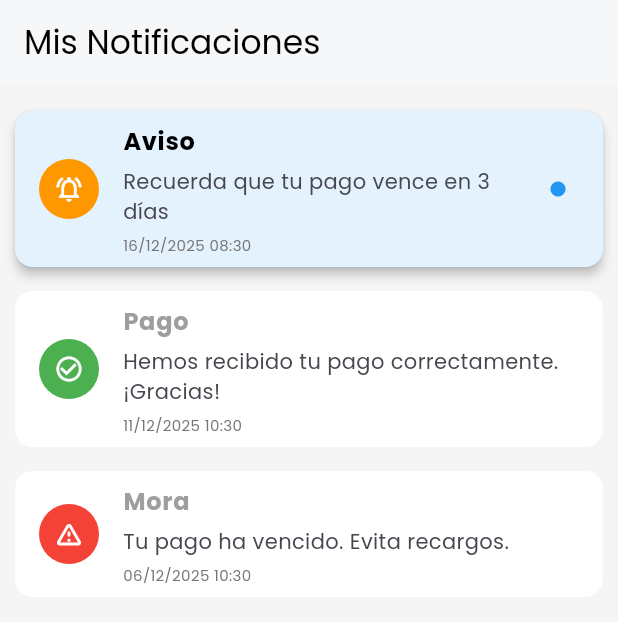
After one commit to luisknight24/AppUsoTic, a Flutter app: the NotificationsScreen screen opened by its route, on a phone screen of 412 x 824 dp. The commit adds this screen. Shown: the top 622 px of the screen. Run offline on Flutter 3.47's test engine with Material 3 defaults, Android fonts, the phone set to English and light mode, and no system bars; our stand-ins replace animate_do, firebase_core, firebase_storage, flutter_secure_storage, go_router, google_fonts and 2 more; accounts and stored records are empty; network calls fail.

Commit message:
agregada pantalla de notificaciones

```diff
--- a/lib/config/router/app_router.dart
+++ b/lib/config/router/app_router.dart
@@ -1,4 +1,5 @@
 import 'package:go_router/go_router.dart';
+import '../../presentation/screens/notifications_screen.dart';
 import '../../presentation/screens/screens.dart'; // Crearemos este archivo barril abajo
 import '../../presentation/screens/client_data_screen.dart';
 import '../../presentation/screens/store_data_screen.dart';
@@ -47,6 +48,10 @@ final appRouter = GoRouter(
       builder: (context, state) => const HomeScreen(),
     ),
     GoRoute(
+      path: '/notifications',
+      builder: (context, state) => const NotificationsScreen(),
+    ),
+    GoRoute(
       path: '/verify-otp',
       builder: (context, state) {
         // Recibimos el email que enviamos desde la pantalla anterior
--- a/lib/presentation/screens/home_screen.dart
+++ b/lib/presentation/screens/home_screen.dart
@@ -1,5 +1,6 @@
 import 'package:flutter/material.dart';
 import 'package:animate_do/animate_do.dart';
+import 'package:go_router/go_router.dart';
 import '../../models/credito_dto.dart';
 import '../../models/tienda_dto.dart';
 import '../../models/CreditoMostrarDTO.dart';
@@ -59,7 +60,7 @@ class _HomeScreenState extends State<HomeScreen> {
           IconButton(
             icon: const Icon(Icons.notifications_none),
             onPressed: () {
-              // Lógica de notificaciones futura
+              context.push('/notifications');
               ScaffoldMessenger.of(context).showSnackBar(
                 const SnackBar(content: Text('Sin notificaciones nuevas')),
               );
@@ -111,11 +112,6 @@ class _HomeScreenState extends State<HomeScreen> {
                 if (!snapshot.hasData) {
                   return const Text('No se encontraron datos del usuario');
                 }
-
-
-
-
-
 
                 String saludo = 'Hola, usuario';
                 if (snapshot.hasData) {
--- /dev/null
+++ b/lib/presentation/screens/notifications_screen.dart
@@ -0,0 +1,110 @@
+import 'package:flutter/material.dart';
+import 'package:intl/intl.dart';
+import '../../models/notificacion_dto.dart';
+
+class NotificationsScreen extends StatelessWidget {
+  const NotificationsScreen({super.key});
+
+  @override
+  Widget build(BuildContext context) {
+    // --- DATOS MOCK (Simulación del Backend) ---
+    // Cuando tengas el servicio, esto se reemplazará por un FutureBuilder
+    final List<NotificacionDTO> notificaciones = [
+      NotificacionDTO(
+          id: 1,
+          clienteId: 1,
+          tipo: "Aviso",
+          mensaje: "Recuerda que tu pago vence en 3 días",
+          fecha: DateTime.now().subtract(const Duration(hours: 2)),
+          leida: false
+      ),
+      NotificacionDTO(
+          id: 2,
+          clienteId: 1,
+          tipo: "Pago",
+          mensaje: "Hemos recibido tu pago correctamente. ¡Gracias!",
+          fecha: DateTime.now().subtract(const Duration(days: 5)),
+          leida: true
+      ),
+      NotificacionDTO(
+          id: 3,
+          clienteId: 1,
+          tipo: "Mora",
+          mensaje: "Tu pago ha vencido. Evita recargos.",
+          fecha: DateTime.now().subtract(const Duration(days: 10)),
+          leida: true
+      ),
+    ];
+    // -------------------------------------------
+
+    return Scaffold(
+      appBar: AppBar(
+        title: const Text('Mis Notificaciones', style: TextStyle(color: Colors.black)),
+        backgroundColor: Colors.white,
+        elevation: 1,
+        iconTheme: const IconThemeData(color: Colors.black),
+      ),
+      body: notificaciones.isEmpty
+          ? const Center(child: Text("No tienes notificaciones nuevas"))
+          : ListView.builder(
+        itemCount: notificaciones.length,
+        padding: const EdgeInsets.all(10),
+        itemBuilder: (context, index) {
+          final noti = notificaciones[index];
+          return Card(
+            elevation: noti.leida ? 0 : 3,
+            color: noti.leida ? Colors.white : Colors.blue[50],
+            margin: const EdgeInsets.symmetric(vertical: 8),
+            child: ListTile(
+              leading: CircleAvatar(
+                backgroundColor: _getColorPorTipo(noti.tipo),
+                child: Icon(_getIconPorTipo(noti.tipo), color: Colors.white, size: 20),
+              ),
+              title: Text(
+                noti.tipo,
+                style: TextStyle(
+                  fontWeight: FontWeight.bold,
+                  color: noti.leida ? Colors.grey : Colors.black,
+                ),
+              ),
+              subtitle: Column(
+                crossAxisAlignment: CrossAxisAlignment.start,
+                children: [
+                  const SizedBox(height: 5),
+                  Text(noti.mensaje),
+                  const SizedBox(height: 5),
+                  Text(
+                    DateFormat('dd/MM/yyyy HH:mm').format(noti.fecha),
+                    style: TextStyle(fontSize: 10, color: Colors.grey[600]),
+                  ),
+                ],
+              ),
+              trailing: !noti.leida
+                  ? const Icon(Icons.circle, color: Colors.blue, size: 12)
+                  : null,
+            ),
+          );
+        },
+      ),
+    );
+  }
+
+  // Helpers visuales para diferenciar tipos de notificación
+  Color _getColorPorTipo(String tipo) {
+    switch (tipo) {
+      case "Pago": return Colors.green;
+      case "Aviso": return Colors.orange;
+      case "Mora": return Colors.red;
+      default: return Colors.blue;
+    }
+  }
+
+  IconData _getIconPorTipo(String tipo) {
+    switch (tipo) {
+      case "Pago": return Icons.check_circle_outline;
+      case "Aviso": return Icons.notifications_active_outlined;
+      case "Mora": return Icons.warning_amber_rounded;
+      default: return Icons.info_outline;
+    }
+  }
+}
```
